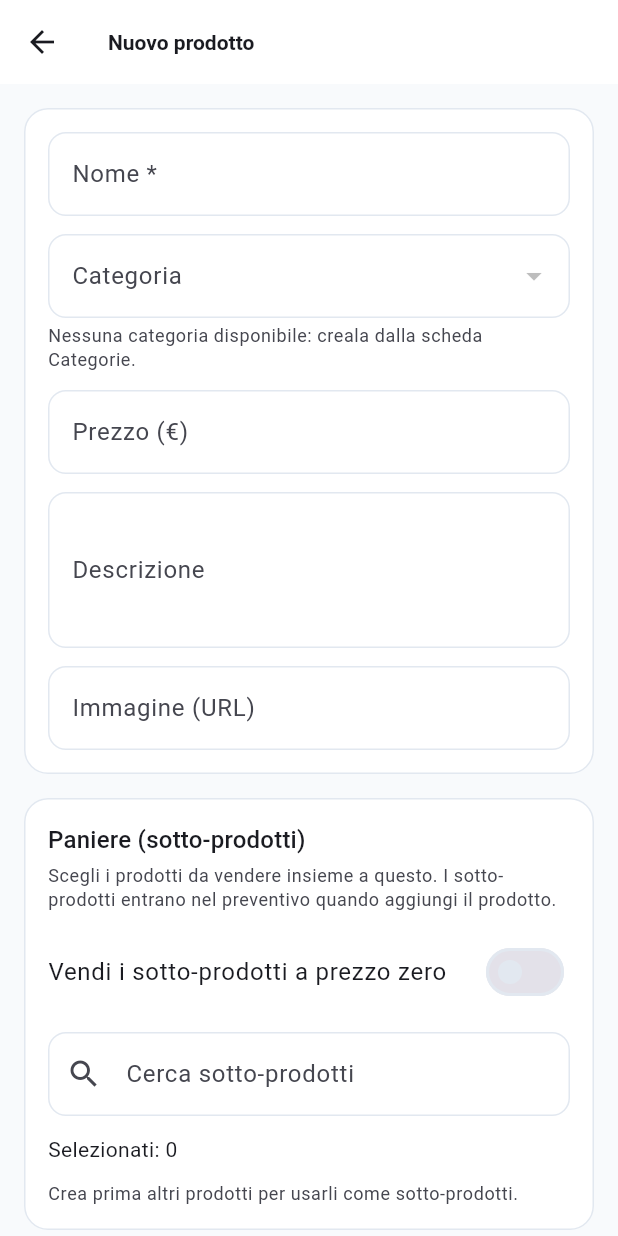
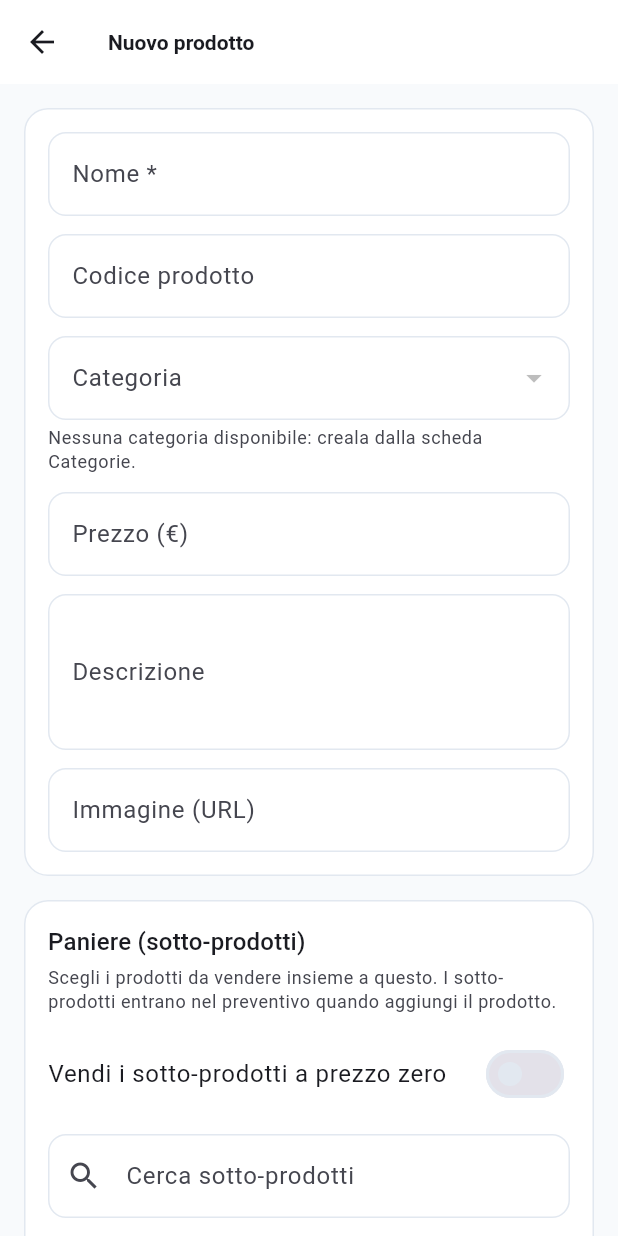
Before and after one commit to sbotz17/commerciali, a Flutter app: the ProdottoFormScreen screen opened directly, on a phone screen of 412 x 824 dp. Run offline on Flutter 3.47's test engine with Material 3 defaults, Android fonts, the phone set to English and light mode, and no system bars; our stand-ins replace cloud_firestore, file_picker, firebase_auth, firebase_core, flutter_riverpod, go_router and 4 more; accounts and stored records are empty.

Commit message:
feat: codice prodotto e nuovo cliente dalle visite

```diff
--- a/flutter_app/lib/data/models/prodotto.dart
+++ b/flutter_app/lib/data/models/prodotto.dart
@@ -7,6 +7,7 @@ class Prodotto {
     required this.id,
     this.aziendaId,
     this.nome,
+    this.codice,
     this.categoria,
     this.prezzo,
     this.descrizione,
@@ -23,6 +24,7 @@ class Prodotto {
       id: id,
       aziendaId: map['azienda_id'] as String?,
       nome: map['nome'] as String?,
+      codice: map['codice'] as String?,
       categoria: map['categoria'] as String?,
       prezzo: map['prezzo'] as num?,
       descrizione: map['descrizione'] as String?,
@@ -42,6 +44,9 @@ class Prodotto {
   final String? aziendaId;
 
   final String? nome;
+
+  /// Codice prodotto (campo Firestore `codice`).
+  final String? codice;
 
   /// Categoria di appartenenza (riferimento per nome/id).
   final String? categoria;
@@ -68,6 +73,7 @@ class Prodotto {
   Map<String, dynamic> toMap() => {
         'azienda_id': aziendaId,
         'nome': nome,
+        'codice': codice,
         'categoria': categoria,
         'prezzo': prezzo,
         'descrizione': descrizione,
--- a/flutter_app/lib/data/services/sp_service.dart
+++ b/flutter_app/lib/data/services/sp_service.dart
@@ -1112,6 +1112,7 @@ class SpService {
   Map<String, dynamic> _prodottoPayload(Map<String, dynamic> dati, {String? id}) {
     final payload = <String, dynamic>{
       'nome': _stringa(dati['nome']),
+      'codice': _stringa(dati['codice']),
       'categoria': _stringa(dati['categoria']),
       'descrizione': _stringa(dati['descrizione']),
       'attivo': dati['attivo'] ?? true,
--- a/flutter_app/lib/features/catalogo/catalogo_screen.dart
+++ b/flutter_app/lib/features/catalogo/catalogo_screen.dart
@@ -84,6 +84,12 @@ String messaggioErroreCatalogo(Object errore) {
     }
   }
   return 'Operazione non riuscita. Controlla la connessione e riprova.';
+}
+
+/// Codice del prodotto ripulito dagli spazi, `—` se assente.
+String codiceVisualizzatoProdotto(Prodotto prodotto) {
+  final codice = prodotto.codice?.trim() ?? '';
+  return codice.isEmpty ? '—' : codice;
 }
 
 /// Testo del prodotto, con fallback per i documenti senza nome.
@@ -645,6 +651,7 @@ class _TabellaProdotti extends StatelessWidget {
           showCheckboxColumn: false,
           columns: const [
             DataColumn(label: Text('Prodotto')),
+            DataColumn(label: Text('Codice')),
             DataColumn(label: Text('Categoria')),
             DataColumn(label: Text('Paniere')),
             DataColumn(label: Text('Descrizione')),
@@ -658,6 +665,7 @@ class _TabellaProdotti extends StatelessWidget {
                 onSelectChanged: (_) => onModifica(prodotto),
                 cells: [
                   DataCell(Text(nomeVisualizzatoProdotto(prodotto))),
+                  DataCell(Text(codiceVisualizzatoProdotto(prodotto))),
                   DataCell(Text(_testo(prodotto.categoria))),
                   DataCell(Text(etichettaFigli(prodotto))),
                   DataCell(Text(_testo(prodotto.descrizione))),
@@ -821,6 +829,7 @@ class _ProdottoFormScreenState extends ConsumerState<ProdottoFormScreen> {
   final _modulo = GlobalKey<FormState>();
 
   late final TextEditingController _nome;
+  late final TextEditingController _codice;
   late final TextEditingController _prezzo;
   late final TextEditingController _descrizione;
   late final TextEditingController _immagine;
@@ -847,6 +856,7 @@ class _ProdottoFormScreenState extends ConsumerState<ProdottoFormScreen> {
     final prodotto = widget.prodotto;
 
     _nome = TextEditingController(text: prodotto?.nome ?? '');
+    _codice = TextEditingController(text: prodotto?.codice ?? '');
     _prezzo = TextEditingController(text: _testoPrezzo(prodotto?.prezzo));
     _descrizione = TextEditingController(text: prodotto?.descrizione ?? '');
     _immagine = TextEditingController(text: prodotto?.immagine ?? '');
@@ -872,6 +882,7 @@ class _ProdottoFormScreenState extends ConsumerState<ProdottoFormScreen> {
   @override
   void dispose() {
     _nome.dispose();
+    _codice.dispose();
     _prezzo.dispose();
     _descrizione.dispose();
     _immagine.dispose();
@@ -887,6 +898,7 @@ class _ProdottoFormScreenState extends ConsumerState<ProdottoFormScreen> {
     setState(() => _salvando = true);
     final dati = <String, dynamic>{
       'nome': _nome.text,
+      'codice': _codice.text,
       'categoria': _categoria ?? '',
       'prezzo': prezzoDaTesto(_prezzo.text) ?? 0,
       'descrizione': _descrizione.text,
@@ -1099,6 +1111,17 @@ class _ProdottoFormScreenState extends ConsumerState<ProdottoFormScreen> {
                                 hintText: 'Es. Licenza software annuale',
                               ),
                               validator: validaNomeProdotto,
+                            ),
+                            const SizedBox(height: AppSpazi.s),
+                            TextFormField(
+                              key: const Key('prodotto-codice'),
+                              controller: _codice,
+                              enabled: !_salvando,
+                              textInputAction: TextInputAction.next,
+                              decoration: const InputDecoration(
+                                labelText: 'Codice prodotto',
+                                hintText: 'Es. PRD-001',
+                              ),
                             ),
                             const SizedBox(height: AppSpazi.s),
                             DropdownButtonFormField<String>(
@@ -1509,10 +1532,13 @@ String _testoPrezzo(num? prezzo) {
   return prezzo.toString().replaceAll('.', ',');
 }
 
-/// Categoria, prezzo e paniere di un prodotto, per il sottotitolo della card.
+/// Codice, categoria, prezzo e paniere di un prodotto, per il sottotitolo
+/// della card.
 String _dettagliProdotto(Prodotto prodotto) {
   final paniere = etichettaPaniere(prodotto);
+  final codice = (prodotto.codice ?? '').trim();
   final parti = <String>[
+    if (codice.isNotEmpty) codice,
     _testo(prodotto.categoria),
     if (prodotto.prezzo != null) formattaPrezzo(prodotto.prezzo),
     if (paniere.isNotEmpty) paniere,
--- a/flutter_app/lib/features/preventivi/preventivo_edit_screen.dart
+++ b/flutter_app/lib/features/preventivi/preventivo_edit_screen.dart
@@ -111,7 +111,7 @@ PreventivoRiga rigaPreventivoDaCampi({
 PreventivoRiga rigaConProdotto(PreventivoRiga riga, Prodotto prodotto) {
   return rigaPreventivoDaCampi(
     prodottoId: prodotto.id,
-    codice: null,
+    codice: prodotto.codice,
     um: 'pz',
     paniereId: null,
     paniereNome: null,
@@ -1862,13 +1862,17 @@ class _CatalogoProdottiSheetState extends State<_CatalogoProdottiSheet> {
                       itemBuilder: (context, indice) {
                         final prodotto = prodotti[indice];
                         final paniere = etichettaPaniere(prodotto);
+                        final codice = (prodotto.codice ?? '').trim();
+                        final prezzo = formattaPrezzo(prodotto.prezzo);
                         return ListTile(
                           key: Key('catalogo-prodotto-${prodotto.id}'),
                           title: Text(prodotto.nome!.trim()),
                           subtitle: Column(
                             crossAxisAlignment: CrossAxisAlignment.start,
                             children: [
-                              Text(formattaPrezzo(prodotto.prezzo)),
+                              Text(
+                                codice.isEmpty ? prezzo : '$codice · $prezzo',
+                              ),
                               if (paniere.isNotEmpty) Text(paniere),
                             ],
                           ),
```
Also changed, not shown: flutter_app/lib/features/clienti/clienti_screen.dart (+11 -3 lines), flutter_app/lib/features/visite/visite_screen.dart (+24 -0 lines), 9 other files.
